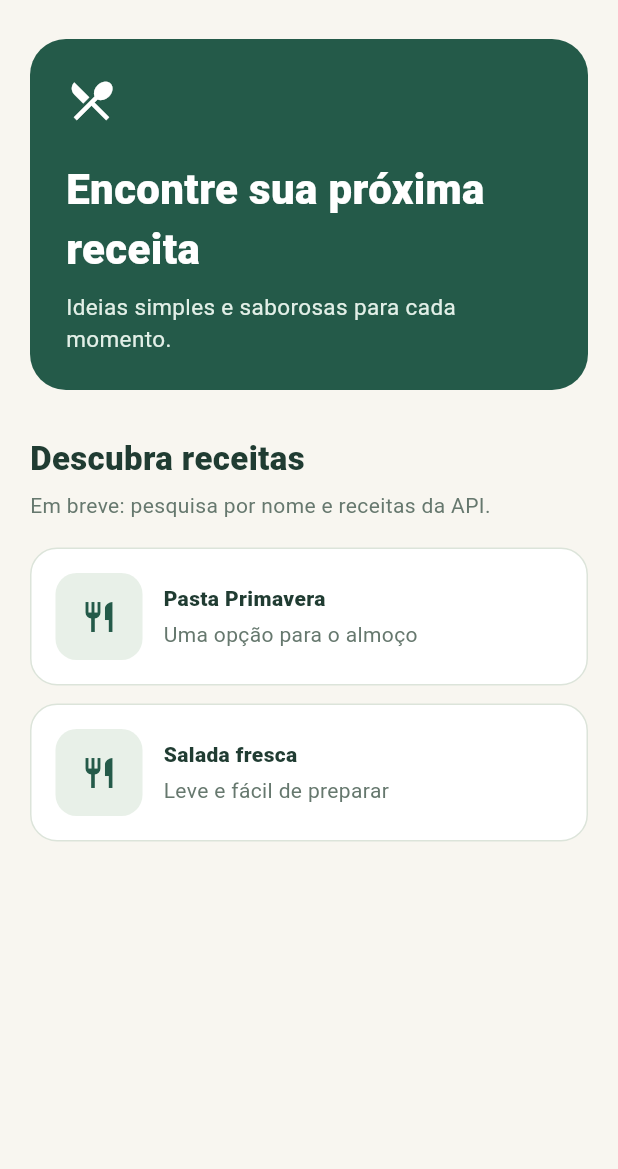
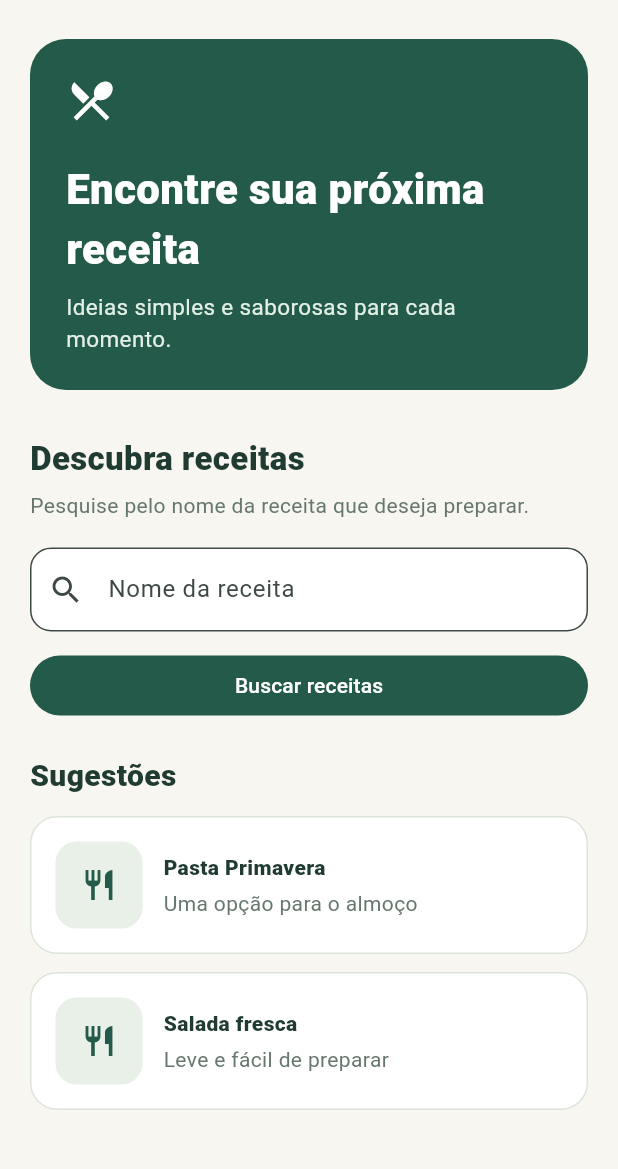
Before and after one commit to YasminSouza21/sabore, a Flutter app: the screen it shows after launch, on a phone screen of 412 x 824 dp, the part 63-1232 px from its top. Run offline on Flutter 3.47's test engine with Material 3 defaults, Android fonts, the phone set to English and light mode, and no system bars.

Commit message:
Atividade 02 - Criando Campos De Pesquisa

```diff
--- a/lib/main.dart
+++ b/lib/main.dart
@@ -22,8 +22,44 @@ class SaboreApp extends StatelessWidget {
   );
 }
 
-class HomePage extends StatelessWidget {
+class HomePage extends StatefulWidget {
   const HomePage({super.key});
+
+  @override
+  State<HomePage> createState() => _HomePageState();
+}
+
+class _HomePageState extends State<HomePage> {
+  final _controller = TextEditingController();
+  String? _error;
+  String? _term;
+
+  @override
+  void dispose() {
+    _controller.dispose();
+    super.dispose();
+  }
+
+  void _search() {
+    final term = _controller.text.trim().replaceAll(RegExp(r'\s+'), ' ');
+    if (term.isEmpty) {
+      setState(() => _error = 'Digite o nome de uma receita para pesquisar.');
+      return;
+    }
+    FocusScope.of(context).unfocus();
+    setState(() {
+      _error = null;
+      _term = term;
+    });
+  }
+
+  void _newSearch() {
+    _controller.clear();
+    setState(() {
+      _term = null;
+      _error = null;
+    });
+  }
 
   @override
   Widget build(BuildContext context) => Scaffold(
@@ -76,10 +112,57 @@ class HomePage extends StatelessWidget {
           ),
           const SizedBox(height: 6),
           const Text(
-            'Em breve: pesquisa por nome e receitas da API.',
+            'Pesquise pelo nome da receita que deseja preparar.',
             style: TextStyle(color: Color(0xFF66786E)),
           ),
           const SizedBox(height: 18),
+          TextField(
+            controller: _controller,
+            textInputAction: TextInputAction.search,
+            onSubmitted: (_) => _search(),
+            onChanged: (_) {
+              if (_error != null) setState(() => _error = null);
+            },
+            decoration: InputDecoration(
+              labelText: 'Nome da receita',
+              hintText: 'Ex.: Pasta Primavera',
+              errorText: _error,
+              prefixIcon: const Icon(Icons.search),
+              filled: true,
+              fillColor: Colors.white,
+              border: OutlineInputBorder(
+                borderRadius: BorderRadius.circular(14),
+              ),
+            ),
+          ),
+          const SizedBox(height: 12),
+          FilledButton(
+            onPressed: _search,
+            style: FilledButton.styleFrom(backgroundColor: green),
+            child: const Text('Buscar receitas'),
+          ),
+          if (_term != null) ...[
+            const SizedBox(height: 14),
+            Text(
+              'Pesquisa recebida: $_term',
+              style: const TextStyle(color: ink, fontWeight: FontWeight.w700),
+            ),
+            TextButton.icon(
+              onPressed: _newSearch,
+              icon: const Icon(Icons.close),
+              label: const Text('Nova pesquisa'),
+            ),
+          ],
+          const SizedBox(height: 22),
+          const Text(
+            'Sugestões',
+            style: TextStyle(
+              color: ink,
+              fontSize: 20,
+              fontWeight: FontWeight.w800,
+            ),
+          ),
+          const SizedBox(height: 12),
           const _PreviewCard(
             name: 'Pasta Primavera',
             detail: 'Uma opção para o almoço',
```
Also changed, not shown: 2 other files.
